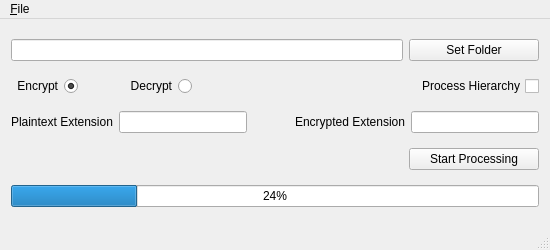
First picture: the form in mainwindow.ui, repository trumpton/EncryptFolder, before the edit.
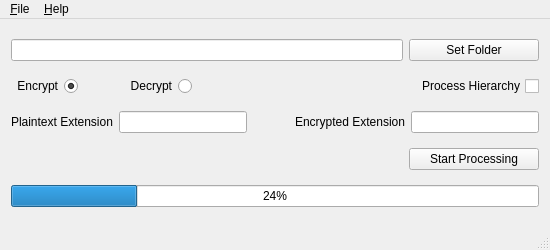
Second picture: the form after the edit.

Patch:
```diff
--- a/mainwindow.ui
+++ b/mainwindow.ui
@@ -253,7 +253,14 @@
     <addaction name="separator"/>
     <addaction name="actionExit"/>
    </widget>
+   <widget class="QMenu" name="menu_Help">
+    <property name="title">
+     <string>&amp;Help</string>
+    </property>
+    <addaction name="actionAbout"/>
+   </widget>
    <addaction name="menuLogout"/>
+   <addaction name="menu_Help"/>
   </widget>
   <widget class="QStatusBar" name="statusBar"/>
   <action name="actionLogout">
```
Left out of the diff: 5 changed lines with no effect on the pictures.
